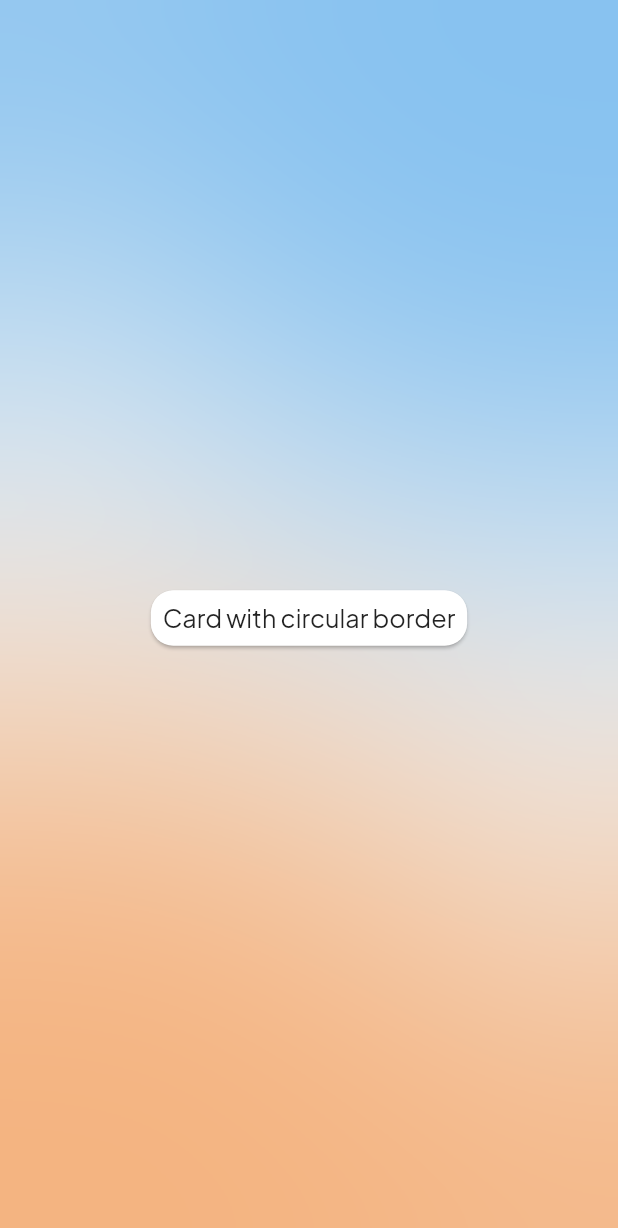
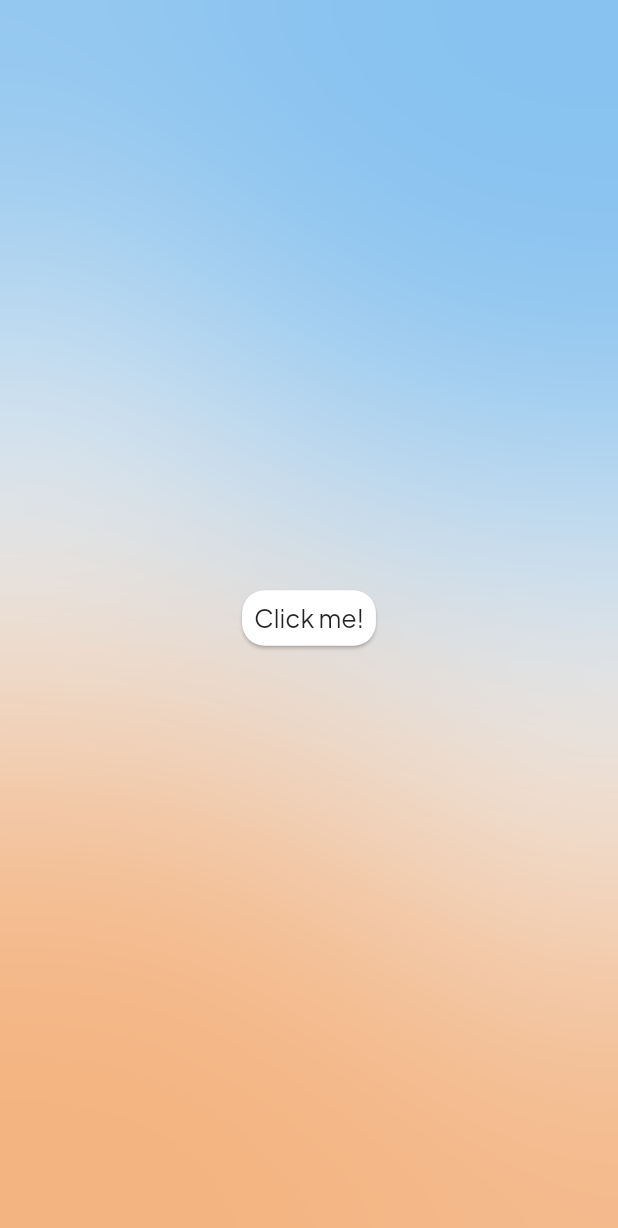
Before and after one commit to Hallis1221/Modlar, a Flutter app: the GlassBackgroundPage screen opened directly, on a phone screen of 412 x 824 dp. Shown: the top 1228 px of the screen. Run offline on Flutter 3.47's test engine with Material 2 defaults, Android fonts, the phone set to English and light mode, and no system bars; our stand-ins replace flutter_colorpicker, get_it, logger, rxdart, shared_preferences; accounts and stored records are empty; generated files the repository leaves out were written again.

Commit message:
:100: General stuff

```diff
--- a/ukeplanr_template/lib/UI/components/forground/card.dart
+++ b/ukeplanr_template/lib/UI/components/forground/card.dart
@@ -1,3 +1,5 @@
+import 'package:flutter_gen/gen_l10n/app_localizations.dart';
+
 import 'package:flutter/material.dart';
 
 class ClassCard extends StatelessWidget {
@@ -11,10 +13,10 @@ class ClassCard extends StatelessWidget {
           borderRadius: BorderRadius.circular(15.0),
         ),
         color: Theme.of(context).accentColor,
-        child: const Padding(
-          padding: EdgeInsets.all(8.0),
+        child: Padding(
+          padding: const EdgeInsets.all(8.0),
           child: Text(
-            'Card with circular border',
+            AppLocalizations.of(context)!.clickMe,
             textScaleFactor: 1.2,
           ),
         ),
--- a/ukeplanr_template/lib/config/l10n/app_en.arb
+++ b/ukeplanr_template/lib/config/l10n/app_en.arb
@@ -8,5 +8,6 @@
   "changeBackgroundColor": "Change background color",
   "changeButtonColor": "Change button color",
   "changePrimaryColor": "Change the primary color",
+  "clickMe": "Click me!",
   "done": "Done"
 }
--- a/ukeplanr_template/lib/config/l10n/app_no.arb
+++ b/ukeplanr_template/lib/config/l10n/app_no.arb
@@ -4,5 +4,6 @@
   "changeBackgroundColor": "Endre bakgrunnsfarge",
   "changeButtonColor": "Endre knappefarger",
   "changePrimaryColor": "Endre hovedfargen",
+  "clickMe": "Klikk meg!",
   "done": "Ferdig"
 }
--- a/ukeplanr_template/lib/extensions/themeData/as_map.dart
+++ b/ukeplanr_template/lib/extensions/themeData/as_map.dart
@@ -5,6 +5,7 @@ import 'package:flutter/material.dart';
 extension ConvertToMap on ThemeData {
   Map<String, String> toMap() {
     return {
+      "scaffoldBackgroundColor": scaffoldBackgroundColor.toExportableString(),
       "dialogBackgroundColor": dialogBackgroundColor.toExportableString(),
       "toggleableActiveColor": toggleableActiveColor.toExportableString(),
       "unselectedWidgetColor": unselectedWidgetColor.toExportableString(),
@@ -19,7 +20,6 @@ extension ConvertToMap on ThemeData {
       "disabledColor": disabledColor.toExportableString(),
       "dividerColor": dividerColor.toExportableString(),
       "primaryColor": primaryColor.toExportableString(),
-      "scaffoldBackgroundColor": scaffoldBackgroundColor.toExportableString(),
       "shadowColor": shadowColor.toExportableString(),
       "splashColor": splashColor.toExportableString(),
       "canvasColor": canvasColor.toExportableString(),
```
